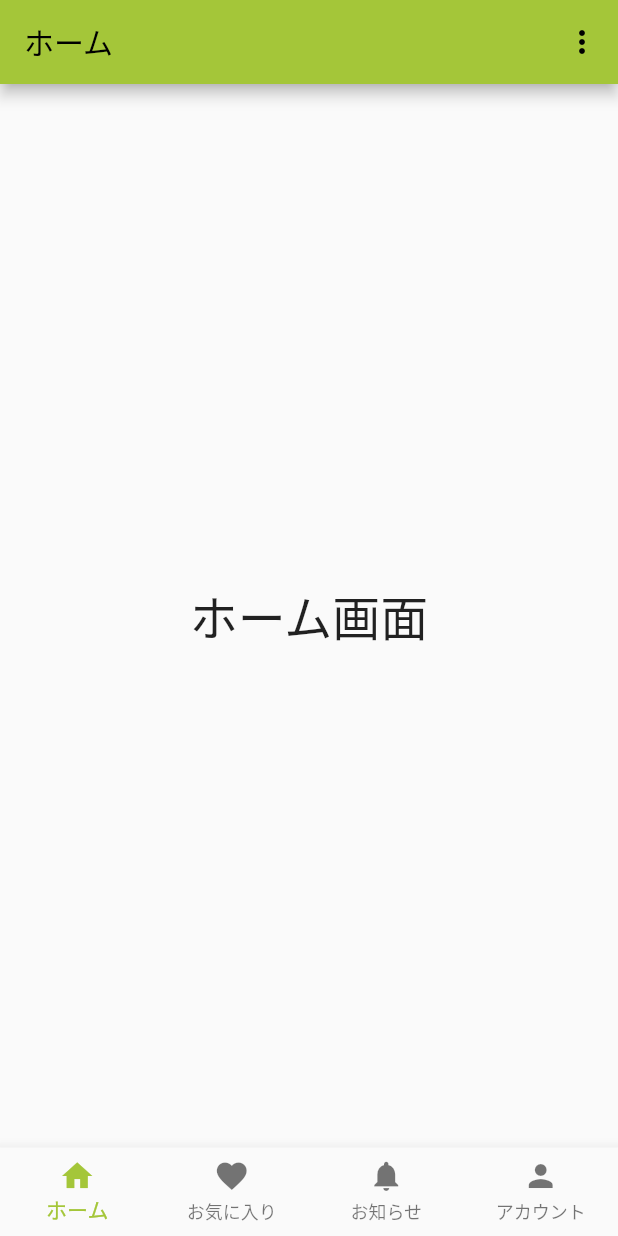
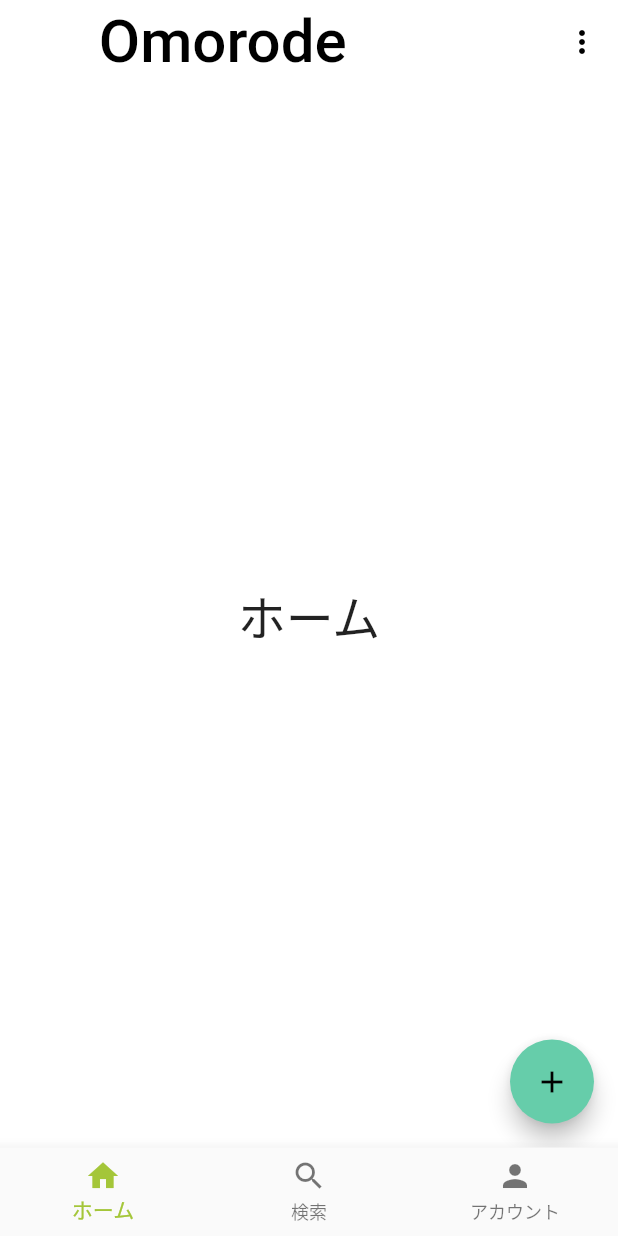
Before and after one commit to nobu35/Omorode, a Flutter app: the MyStatefulWidget screen opened directly, on a phone screen of 412 x 824 dp. Run offline on Flutter 3.47's test engine with Material 2 defaults, Android fonts, the phone set to English and light mode, and no system bars; drawn by our look-alikes of flutter_speed_dial; our stand-ins replace firebase_core; accounts and stored records are empty.

Commit message:
ホーム画面の装飾

```diff
--- a/lib/app.dart
+++ b/lib/app.dart
@@ -1,6 +1,5 @@
 import 'package:flutter/material.dart';
 import 'account.dart';
-import 'bookmark.dart';
 import 'home.dart';
 import 'notification.dart';
 
@@ -9,21 +8,18 @@ import 'notification.dart';
 //「screens」直下に遷移するページを入れる。
 
 //テーマの色決め(?)
-MaterialColor customSwatch = const MaterialColor(
-  0xFF72E5BE,
-  <int, Color>{
-    50: Color(0xFFEDF9F5),
-    100: Color(0xFFD1F0E6),
-    200: Color(0xFFB3E6D5),
-    300: Color(0xFF94DCC4),
-    400: Color(0xFF7DD5B7),
-    500: Color(0xFF72E5BE),
-    600: Color(0xFF5EC8A3),
-    700: Color(0xFF53C199),
-    800: Color(0xFF49BA90),
-    900: Color(0xFF38AE7F),
-  },
-);
+MaterialColor customSwatch = const MaterialColor(0xFF9CDBC5, <int, Color>{
+  50: Color(0xFFF7FCFB),
+  100: Color(0xFFECF9F5),
+  200: Color(0xFFE0F5EE),
+  300: Color(0xFFD3F0E7),
+  400: Color(0xFFC9EDE1),
+  500: Color(0xFFC0EADC),
+  600: Color(0xFFBAE7D8),
+  700: Color(0xFFB2E4D3),
+  800: Color(0xFFAAE1CE),
+  900: Color(0xFF9CDBC5),
+});
 
 class App extends StatelessWidget {
   const App({Key? key}) : super(key: key);
@@ -52,7 +48,6 @@ class _MyStatefulWidgetState extends State<MyStatefulWidget> {
   static const _screens = [
     //移動する画面の一覧
     HomeScreen(),
-    BookmarkScreen(),
     NotificationScreen(),
     AccountScreen()
   ];
@@ -75,9 +70,7 @@ class _MyStatefulWidgetState extends State<MyStatefulWidget> {
           items: const <BottomNavigationBarItem>[
             //アイコンのデザインと下の文字の設定
             BottomNavigationBarItem(icon: Icon(Icons.home), label: 'ホーム'),
-            BottomNavigationBarItem(icon: Icon(Icons.favorite), label: 'お気に入り'),
-            BottomNavigationBarItem(
-                icon: Icon(Icons.notifications), label: 'お知らせ'),
+            BottomNavigationBarItem(icon: Icon(Icons.search), label: '検索'),
             BottomNavigationBarItem(icon: Icon(Icons.person), label: 'アカウント'),
           ],
           type: BottomNavigationBarType.fixed,
--- a/lib/bookmark.dart
+++ b/lib/bookmark.dart
@@ -1,16 +1,20 @@
 import 'package:flutter/material.dart';
 
-class BookmarkScreen extends StatelessWidget {
+class BookmarkScreen extends StatefulWidget {
   const BookmarkScreen({Key? key}) : super(key: key);
 
+  @override
+  State<BookmarkScreen> createState() => _BookmarkScreenState();
+}
+
+class _BookmarkScreenState extends State<BookmarkScreen> {
   @override
   Widget build(BuildContext context) {
     return Scaffold(
       appBar: AppBar(
-        title: const Text('お気に入り'),
+        title: const Text('Omorode'),
       ),
-      body: const Center(
-          child: Text('お気に入り画面', style: TextStyle(fontSize: 32.0))),
+      body: const Center(child: Text('aka', style: TextStyle(fontSize: 32.0))),
     );
   }
 }
--- a/lib/home.dart
+++ b/lib/home.dart
@@ -1,4 +1,6 @@
 import 'package:flutter/material.dart';
+import 'package:flutter_speed_dial/flutter_speed_dial.dart';
+import 'package:omorode/login.dart';
 
 class HomeScreen extends StatefulWidget {
   const HomeScreen({Key? key}) : super(key: key);
@@ -15,11 +17,16 @@ class _State extends State<HomeScreen> {
   Widget build(BuildContext context) {
     return Scaffold(
       appBar: AppBar(
-        title: const Text('ホーム'),
+        backgroundColor: Colors.white,
         actions: <Widget>[
           PopupMenuButton<String>(
             onSelected: (String s) {
               setState(() {});
+              Navigator.pushAndRemoveUntil(
+                context,
+                MaterialPageRoute<void>(builder: (context) => const Login()),
+                (Route<dynamic> route) => false,
+              );
             },
             itemBuilder: (BuildContext context) {
               return _usStates.map((String s) {
@@ -31,9 +38,50 @@ class _State extends State<HomeScreen> {
             },
           )
         ],
+        centerTitle: false,
+        title: const Text('     Omorode',
+            style: TextStyle(
+              fontSize: 40,
+            )),
+        elevation: 0,
       ),
-      body:
-          const Center(child: Text('ホーム画面', style: TextStyle(fontSize: 32.0))),
+      body: const Center(child: Text('ホーム', style: TextStyle(fontSize: 32.0))),
+      backgroundColor: Colors.white,
+      floatingActionButton: SpeedDial(
+        icon: Icons.add,
+        activeIcon: Icons.close,
+        backgroundColor: Color.fromARGB(255, 102, 205, 170),
+        closeManually: true,
+        onPress: () {
+          print("tap");
+        }, //短押し処理
+        children: [
+          SpeedDialChild(
+            child: Icon(Icons.share_rounded),
+            label: '共有',
+            backgroundColor: Colors.blue,
+            onTap: () {
+              print('Share Tapped');
+            },
+          ),
+          SpeedDialChild(
+            child: Icon(Icons.mail),
+            label: 'メール',
+            backgroundColor: Colors.blue,
+            onTap: () {
+              print('Mail Tapped');
+            },
+          ),
+          SpeedDialChild(
+            child: Icon(Icons.copy),
+            label: 'コピー',
+            backgroundColor: Colors.blue,
+            onTap: () {
+              print('Copy Tapped');
+            },
+          ),
+        ], //長押し処理
+      ),
     );
   }
 }
--- a/lib/notification.dart
+++ b/lib/notification.dart
@@ -7,10 +7,9 @@ class NotificationScreen extends StatelessWidget {
   Widget build(BuildContext context) {
     return Scaffold(
       appBar: AppBar(
-        title: const Text('お知らせ'),
+        title: const Text('Omorode'),
       ),
-      body:
-          const Center(child: Text('お知らせ画面', style: TextStyle(fontSize: 32.0))),
+      body: const Center(child: Text('検索', style: TextStyle(fontSize: 32.0))),
     );
   }
 }
--- a/pubspec.yaml
+++ b/pubspec.yaml
@@ -39,6 +39,7 @@ dependencies:
   firebase_auth: ^4.6.1
   firebase_storage: ^11.2.1
   cloud_firestore: ^4.7.1
+  flutter_speed_dial: ^3.0.5
 
 dev_dependencies:
   flutter_test:
@@ -78,7 +79,6 @@ flutter:
   # "family" key with the font family name, and a "fonts" key with a
   # list giving the asset and other descriptors for the font. For
   # example:
-  # fonts:
   #   - family: Schyler
   #     fonts:
   #       - asset: fonts/Schyler-Regular.ttf
```
Also changed, not shown: lib/account.dart (+10 -20 lines), pubspec.lock.
